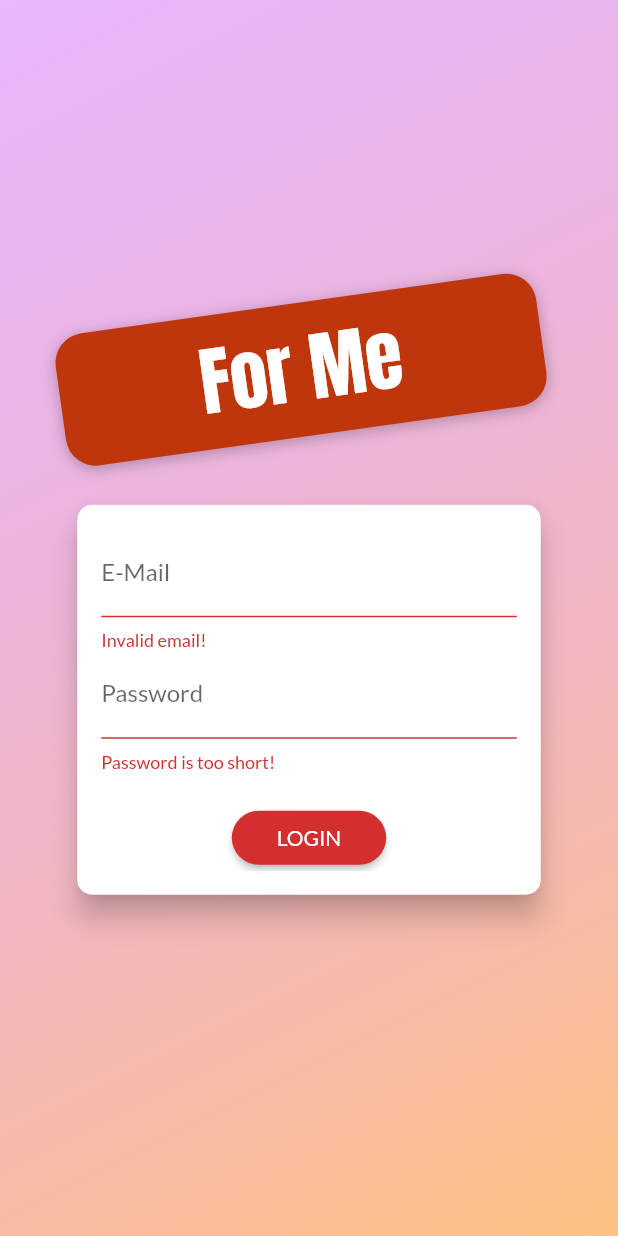
After one commit to VendelinFilip/ForMe_app, a Flutter app: the screen it shows after launch, after a tap on "LOGIN", on a phone screen of 412 x 824 dp. The commit adds this screen. Run offline on Flutter 3.47's test engine with Material 2 defaults, Android fonts, the phone set to English and light mode, and no system bars; our stand-ins replace shared_preferences; network calls fail.

Commit message:
Finishing 'Adding User Authentication' section

```diff
--- a/lib/main.dart
+++ b/lib/main.dart
@@ -1,3 +1,5 @@
+import 'package:ForMe_app/providers/auth.dart';
+import 'package:ForMe_app/screens/splash_screen.dart';
 import 'package:flutter/material.dart';
 import 'package:provider/provider.dart';
 
@@ -10,6 +12,7 @@ import './providers/cart.dart';
 import './screens/orders_screen.dart';
 import './screens/user_products_screen.dart';
 import './screens/edit_product_screen.dart';
+import './screens/auth_screen.dart';
 
 void main() => runApp(MyApp());
 
@@ -19,16 +22,30 @@ class MyApp extends StatelessWidget {
     return MultiProvider(
       providers: [
         ChangeNotifierProvider(
-          create: (ctx) => ProductsProvider(),
+          create: (ctx) => Auth(),
         ),
-        ChangeNotifierProvider(
-          create: (ctx) => Cart(),
+        ChangeNotifierProxyProvider<Auth, ProductsProvider>(
+          update: (ctx, auth, previousProducts) => ProductsProvider(
+              auth.token,
+              auth.userId,
+              previousProducts == null ? [] : previousProducts.items),
+          create: null,
         ),
-        ChangeNotifierProvider(
-          create: (ctx) => Orders(),
+        ChangeNotifierProxyProvider<Auth, Cart>(
+          update: (ctx, auth, previousCartItems) => Cart(
+              auth.token,
+              auth.userId,
+              previousCartItems == null ? {} : previousCartItems.items),
+          create: null,
+        ),
+        ChangeNotifierProxyProvider<Auth, Orders>(
+          update: (ctx, auth, previousOrders) => Orders(auth.token, auth.userId,
+              previousOrders == null ? [] : previousOrders.orders),
+          create: null,
         ),
       ],
-      child: MaterialApp(
+      child: Consumer<Auth>(
+        builder: (ctx, authData, child) => MaterialApp(
           title: 'MyShop',
           theme: ThemeData(
             primarySwatch: Colors.red,
@@ -36,7 +53,16 @@ class MyApp extends StatelessWidget {
             accentColor: Colors.black,
             fontFamily: 'Lato',
           ),
-        home: ProductsOverViewScreen(),
+          home: authData.isAuth
+              ? ProductsOverViewScreen()
+              : FutureBuilder(
+                  future: authData.tryAutoLogin(),
+                  builder: (ctx, authResultSnapshot) =>
+                      authResultSnapshot.connectionState ==
+                              ConnectionState.waiting
+                          ? SplashScreen()
+                          : AuthScreen(),
+                ),
           routes: {
             ProductDetailScreen.routeName: (ctx) => ProductDetailScreen(),
             CartScreen.routeName: (ctx) => CartScreen(),
@@ -45,6 +71,7 @@ class MyApp extends StatelessWidget {
             EditProductScreen.routeName: (ctx) => EditProductScreen(),
           },
         ),
+      ),
     );
   }
 }
--- /dev/null
+++ b/lib/providers/auth.dart
@@ -0,0 +1,125 @@
+import 'package:ForMe_app/models/http_exception.dart';
+import 'package:flutter/foundation.dart';
+import 'package:http/http.dart' as http;
+import 'dart:convert';
+import 'dart:async';
+import 'package:shared_preferences/shared_preferences.dart';
+
+class Auth with ChangeNotifier {
+  String _token;
+  DateTime _expiryDate;
+  String _userId;
+  Timer _authTimer;
+
+  bool get isAuth {
+    return token != null;
+  }
+
+  String get token {
+    if (_expiryDate != null &&
+        _expiryDate.isAfter(DateTime.now()) &&
+        _token != null) {
+      return _token;
+    }
+    return null;
+  }
+
+  String get userId {
+    return _userId;
+  }
+
+  Future<void> _authenticate(String email, String password, String url) async {
+    try {
+      final response = await http.post(
+        url,
+        body: json.encode(
+          {
+            'email': email,
+            'password': password,
+            'returnSecureToken': true,
+          },
+        ),
+      );
+      final responseData = json.decode(response.body);
+      if (responseData['error'] != null) {
+        throw HttpException(responseData['error']['message']);
+      }
+      _token = responseData['idToken'];
+      _userId = responseData['localId'];
+      _expiryDate = DateTime.now().add(
+        Duration(
+          seconds: int.parse(
+            responseData['expiresIn'],
+          ),
+        ),
+      );
+      _autoLogout();
+      notifyListeners();
+      final sharedPreferences = await SharedPreferences.getInstance();
+      final userData = json.encode({
+        'token': _token,
+        'userId': _userId,
+        'expiryDate': _expiryDate.toIso8601String(),
+      });
+      sharedPreferences.setString('userData', userData);
+    } catch (error) {
+      throw error;
+    }
+  }
+
+  Future<void> signUp(String email, String password) async {
+    const url =
+        "https://identitytoolkit.googleapis.com/v1/accounts:signUp?key=AIzaSyALadjU5WjfjsSTZ-oD2B-m4pBaf99MPN8";
+    return _authenticate(email, password, url);
+  }
+
+  Future<void> login(String email, String password) async {
+    const url =
+        'https://identitytoolkit.googleapis.com/v1/accounts:signInWithPassword?key=AIzaSyALadjU5WjfjsSTZ-oD2B-m4pBaf99MPN8';
+    return _authenticate(email, password, url);
+  }
+
+  Future<void> logout() async {
+    _token = null;
+    _userId = null;
+    _expiryDate = null;
+    if (_authTimer != null) {
+      _authTimer.cancel();
+    }
+    notifyListeners();
+    final sharedPreferences = await SharedPreferences.getInstance();
+    // sharedPreferences.remove('userData');
+    sharedPreferences.clear();
+  }
+
+  void _autoLogout() {
+    if (_authTimer != null) {
+      _authTimer.cancel();
+    }
+    final timeToExpiry = _expiryDate.difference(DateTime.now()).inSeconds;
+    _authTimer = Timer(
+      Duration(seconds: timeToExpiry),
+      logout,
+    );
+  }
+
+  Future<bool> tryAutoLogin() async {
+    final sharedPreferences = await SharedPreferences.getInstance();
+    if (!sharedPreferences.containsKey('userData')) {
+      return false;
+    }
+    final extractedUserData = json
+        .decode(sharedPreferences.getString('userData')) as Map<String, Object>;
+    final expiryDate = DateTime.parse(extractedUserData['expiryDate']);
+
+    if (expiryDate.isBefore(DateTime.now())) {
+      return false;
+    }
+    _token = extractedUserData['token'];
+    _userId = extractedUserData['userId'];
+    _expiryDate = expiryDate;
+    notifyListeners();
+    _autoLogout();
+    return true;
+  }
+}
--- a/lib/providers/orders.dart
+++ b/lib/providers/orders.dart
@@ -20,13 +20,18 @@ class OrderItem {
 
 class Orders with ChangeNotifier {
   List<OrderItem> _orders = [];
+  final String authToken;
+  final String userId;
+
+  Orders(this.authToken, this.userId, this._orders);
 
   List<OrderItem> get orders {
     return [..._orders];
   }
 
   Future<void> fetchAndSetOrders() async {
-    const url = 'https://forme-afb88-default-rtdb.firebaseio.com/orders.json';
+    final url =
+        'https://forme-afb88-default-rtdb.firebaseio.com/orders/$userId.json?auth=$authToken';
     final response = await http.get(url);
     final List<OrderItem> loadedOrders = [];
     final extractedData = json.decode(response.body) as Map<String, dynamic>;
@@ -59,7 +64,8 @@ class Orders with ChangeNotifier {
   }
 
   Future<void> addOrder(List<CartItem> cartProducts, double total) async {
-    const url = 'https://forme-afb88-default-rtdb.firebaseio.com/orders.json';
+    final url =
+        'https://forme-afb88-default-rtdb.firebaseio.com/orders/$userId.json?auth=$authToken';
     final timeStamp = DateTime.now();
     final response = await http.post(
       url,
--- a/lib/providers/product.dart
+++ b/lib/providers/product.dart
@@ -20,10 +20,10 @@ class Product with ChangeNotifier {
     this.isFavorite = false,
   });
 
-  void toggleFavoriteStatus(BuildContext context) async {
+  void toggleFavoriteStatus(BuildContext context, String userId) async {
     isFavorite = !isFavorite;
     notifyListeners();
     await Provider.of<ProductsProvider>(context, listen: false)
-        .toggleHttpFavorite(id, !isFavorite);
+        .toggleHttpFavorite(id, !isFavorite, userId);
   }
 }
--- /dev/null
+++ b/lib/screens/auth_screen.dart
@@ -0,0 +1,274 @@
+import 'dart:math';
+import 'package:ForMe_app/models/http_exception.dart';
+import 'package:ForMe_app/providers/auth.dart';
+import 'package:provider/provider.dart';
+import 'package:flutter/material.dart';
+
+enum AuthMode { Signup, Login }
+
+class AuthScreen extends StatelessWidget {
+  static const routeName = '/auth';
+
+  @override
+  Widget build(BuildContext context) {
+    final deviceSize = MediaQuery.of(context).size;
+    // final transformConfig = Matrix4.rotationZ(-8 * pi / 180);
+    // transformConfig.translate(-10.0);
+    return Scaffold(
+      // resizeToAvoidBottomInset: false,
+      body: Stack(
+        children: <Widget>[
+          Container(
+            decoration: BoxDecoration(
+              gradient: LinearGradient(
+                colors: [
+                  Color.fromRGBO(215, 117, 255, 1).withOpacity(0.5),
+                  Color.fromRGBO(255, 188, 117, 1).withOpacity(0.9),
+                ],
+                begin: Alignment.topLeft,
+                end: Alignment.bottomRight,
+                stops: [0, 1],
+              ),
+            ),
+          ),
+          SingleChildScrollView(
+            child: Container(
+              height: deviceSize.height,
+              width: deviceSize.width,
+              child: Column(
+                mainAxisAlignment: MainAxisAlignment.center,
+                crossAxisAlignment: CrossAxisAlignment.center,
+                children: <Widget>[
+                  Flexible(
+                    child: Container(
+                      margin: EdgeInsets.only(bottom: 20.0),
+                      padding:
+                          EdgeInsets.symmetric(vertical: 8.0, horizontal: 94.0),
+                      transform: Matrix4.rotationZ(-8 * pi / 180)
+                        ..translate(-10.0),
+                      // ..translate(-10.0),
+                      decoration: BoxDecoration(
+                        borderRadius: BorderRadius.circular(20),
+                        color: Colors.deepOrange.shade900,
+                        boxShadow: [
+                          BoxShadow(
+                            blurRadius: 8,
+                            color: Colors.black26,
+                            offset: Offset(0, 2),
+                          )
+                        ],
+                      ),
+                      child: Text(
+                        'For Me',
+                        style: TextStyle(
+                          color:
+                              Theme.of(context).accentTextTheme.headline6.color,
+                          fontSize: 50,
+                          fontFamily: 'Anton',
+                          fontWeight: FontWeight.normal,
+                        ),
+                      ),
+                    ),
+                  ),
+                  Flexible(
+                    flex: deviceSize.width > 600 ? 2 : 1,
+                    child: AuthCard(),
+                  ),
+                ],
+              ),
+            ),
+          ),
+        ],
+      ),
+    );
+  }
+}
+
+class AuthCard extends StatefulWidget {
+  const AuthCard({
+    Key key,
+  }) : super(key: key);
+
+  @override
+  _AuthCardState createState() => _AuthCardState();
+}
+
+class _AuthCardState extends State<AuthCard> {
+  final GlobalKey<FormState> _formKey = GlobalKey();
+  AuthMode _authMode = AuthMode.Login;
+  Map<String, String> _authData = {
+    'email': '',
+    'password': '',
+  };
+  var _isLoading = false;
+  final _passwordController = TextEditingController();
+
+  void _showErrorDialog(String message) {
+    showDialog(
+        context: context,
+        builder: (ctx) => AlertDialog(
+              title: Text('An error occured'),
+              content: Text(message),
+              actions: <Widget>[
+                TextButton(
+                  onPressed: () {
+                    Navigator.of(ctx).pop();
+                  },
+                  child: Text('Okay'),
+                ),
+              ],
+            ));
+  }
+
+  Future<void> _submit() async {
+    if (!_formKey.currentState.validate()) {
+      // Invalid!
+      return;
+    }
+    _formKey.currentState.save();
+    setState(() {
+      _isLoading = true;
+    });
+    try {
+      if (_authMode == AuthMode.Login) {
+        // Log user in
+        await Provider.of<Auth>(context, listen: false).login(
+          _authData['email'],
+          _authData['password'],
+        );
+      } else {
+        // Sign user up
+        await Provider.of<Auth>(context, listen: false).signUp(
+          _authData['email'],
+          _authData['password'],
+        );
+      }
+    } on HttpException catch (error) {
+      var errorMessage = 'Authentication failed';
+      if (error.toString().contains('EMAIL_EXISTS')) {
+        errorMessage = 'This email address is already in use.';
+      } else if (error.toString().contains('INVALID_EMAIL')) {
+        errorMessage = 'This is not a valid email address';
+      } else if (error.toString().contains('WEAK_PASSWORD')) {
+        errorMessage = 'This password is too weak.';
+      } else if (error.toString().contains('EMAIL_NOT_FOUND')) {
+        errorMessage = 'Could not find a user with that email.';
+      } else if (error.toString().contains('INVALID_PASSWORD')) {
+        errorMessage = 'Invalid password.';
+      }
+      _showErrorDialog(errorMessage);
+    } catch (error) {
+      const errorMessage =
+          'Could not authenticate you. Please try again later.';
+      _showErrorDialog(errorMessage);
+    }
+
+    setState(() {
+      _isLoading = false;
+    });
+  }
+
+  void _switchAuthMode() {
+    if (_authMode == AuthMode.Login) {
+      setState(() {
+        _authMode = AuthMode.Signup;
+      });
+    } else {
+      setState(() {
+        _authMode = AuthMode.Login;
+      });
+    }
+  }
+
+  @override
+  Widget build(BuildContext context) {
+    final deviceSize = MediaQuery.of(context).size;
+    return Card(
+      shape: RoundedRectangleBorder(
+        borderRadius: BorderRadius.circular(10.0),
+      ),
+      elevation: 8.0,
+      child: Container(
+        height: _authMode == AuthMode.Signup ? 320 : 260,
+        constraints:
+            BoxConstraints(minHeight: _authMode == AuthMode.Signup ? 320 : 260),
+        width: deviceSize.width * 0.75,
+        padding: EdgeInsets.all(16.0),
+        child: Form(
+          key: _formKey,
+          child: SingleChildScrollView(
+            child: Column(
+              children: <Widget>[
+                TextFormField(
+                  decoration: InputDecoration(labelText: 'E-Mail'),
+                  keyboardType: TextInputType.emailAddress,
+                  validator: (value) {
+                    if (value.isEmpty || !value.contains('@')) {
+                      return 'Invalid email!';
+                    }
+                    return null;
+                  },
+                  onSaved: (value) {
+                    _authData['email'] = value;
+                  },
+                ),
+                TextFormField(
+                  decoration: InputDecoration(labelText: 'Password'),
+                  obscureText: true,
+                  controller: _passwordController,
+                  validator: (value) {
+                    if (value.isEmpty || value.length < 5) {
+                      return 'Password is too short!';
+                    }
+                  },
+                  onSaved: (value) {
+                    _authData['password'] = value;
+                  },
+                ),
+                if (_authMode == AuthMode.Signup)
+                  TextFormField(
+                    enabled: _authMode == AuthMode.Signup,
+                    decoration: InputDecoration(labelText: 'Confirm Password'),
+                    obscureText: true,
+                    validator: _authMode == AuthMode.Signup
+                        ? (value) {
+                            if (value != _passwordController.text) {
+                              return 'Passwords do not match!';
+                            }
+                          }
+                        : null,
+                  ),
+                SizedBox(
+                  height: 20,
+                ),
+                if (_isLoading)
+                  CircularProgressIndicator()
+                else
+                  RaisedButton(
+                    child:
+                        Text(_authMode == AuthMode.Login ? 'LOGIN' : 'SIGN UP'),
+                    onPressed: _submit,
+                    shape: RoundedRectangleBorder(
+                      borderRadius: BorderRadius.circular(30),
+                    ),
+                    padding:
+                        EdgeInsets.symmetric(horizontal: 30.0, vertical: 8.0),
+                    color: Theme.of(context).primaryColor,
+                    textColor: Theme.of(context).primaryTextTheme.button.color,
+                  ),
+                FlatButton(
+                  child: Text(
+                      '${_authMode == AuthMode.Login ? 'SIGNUP' : 'LOGIN'} INSTEAD'),
+                  onPressed: _switchAuthMode,
+                  padding: EdgeInsets.symmetric(horizontal: 30.0, vertical: 4),
+                  materialTapTargetSize: MaterialTapTargetSize.shrinkWrap,
+                  textColor: Theme.of(context).primaryColor,
+                ),
+              ],
+            ),
+          ),
+        ),
+      ),
+    );
+  }
+}
--- a/lib/screens/products_overview_screen.dart
+++ b/lib/screens/products_overview_screen.dart
@@ -82,7 +82,7 @@ class _ProductsOverViewScreenState extends State<ProductsOverViewScreen> {
           Consumer<Cart>(
             builder: (ctx, cart, child2) => Badge(
               child: child2,
-              value: cart.itemCount.toString(),
+              value: cart.itemCount == null ? 0 : cart.itemCount.toString(),
             ),
             child: IconButton(
               icon: Icon(
--- /dev/null
+++ b/lib/screens/splash_screen.dart
@@ -0,0 +1,12 @@
+import 'package:flutter/material.dart';
+
+class SplashScreen extends StatelessWidget {
+  @override
+  Widget build(BuildContext context) {
+    return Scaffold(
+      body: Center(
+        child: Text('Loading...'),
+      ),
+    );
+  }
+}
--- a/lib/widgets/cart_item.dart
+++ b/lib/widgets/cart_item.dart
@@ -61,7 +61,7 @@ class CartItem extends StatelessWidget {
         );
       },
       onDismissed: (direction) {
-        Provider.of<Cart>(context, listen: false).removeItem(productId);
+        Provider.of<Cart>(context, listen: false).removeSingleItem(productId);
       },
       child: Card(
         margin: EdgeInsets.symmetric(
--- a/pubspec.yaml
+++ b/pubspec.yaml
@@ -26,6 +26,7 @@ dependencies:
   provider: ^4.3.3
   intl: ^0.16.1
   http: ^0.12.2
+  shared_preferences: ^0.5.12+4
 
 
   # The following adds the Cupertino Icons font to your application.
```
Also changed, not shown: lib/providers/cart.dart (+13 -13 lines), lib/providers/products_provider.dart (+24 -10 lines), lib/screens/cart_screen.dart (+6 -7 lines), lib/screens/user_products_screen.dart (+13 -4 lines), lib/widgets/app_drawer.dart (+12 -0 lines), lib/widgets/product_item.dart (+8 -2 lines), pubspec.lock. Lines whose indentation alone changed are shown as unchanged.
